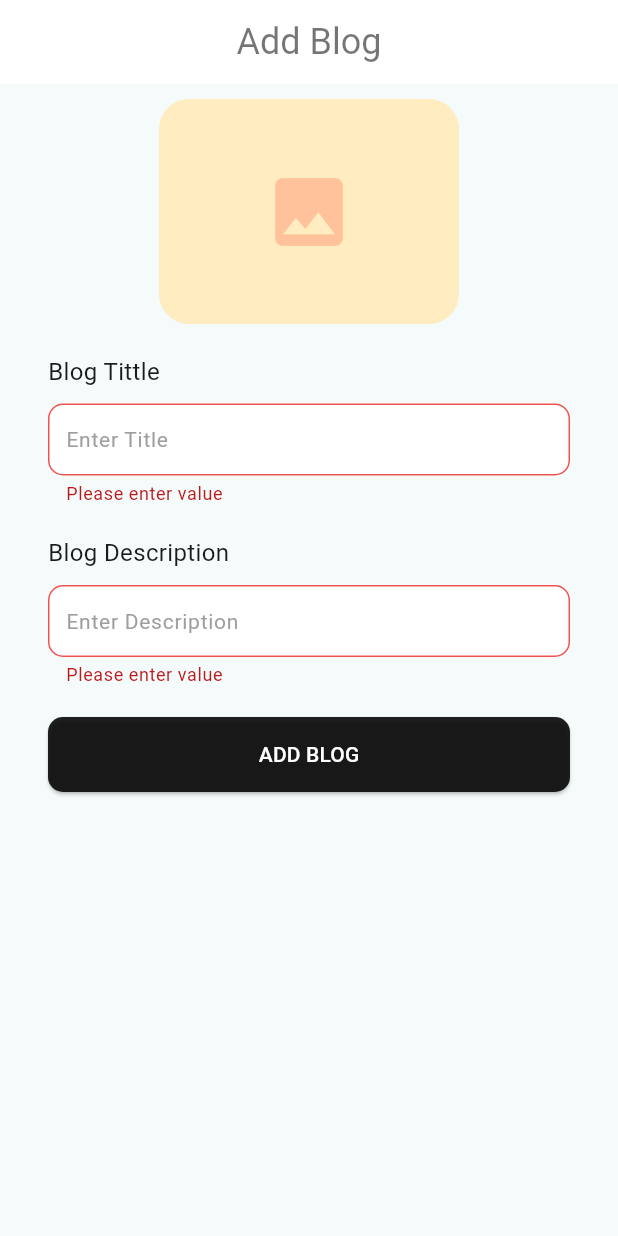
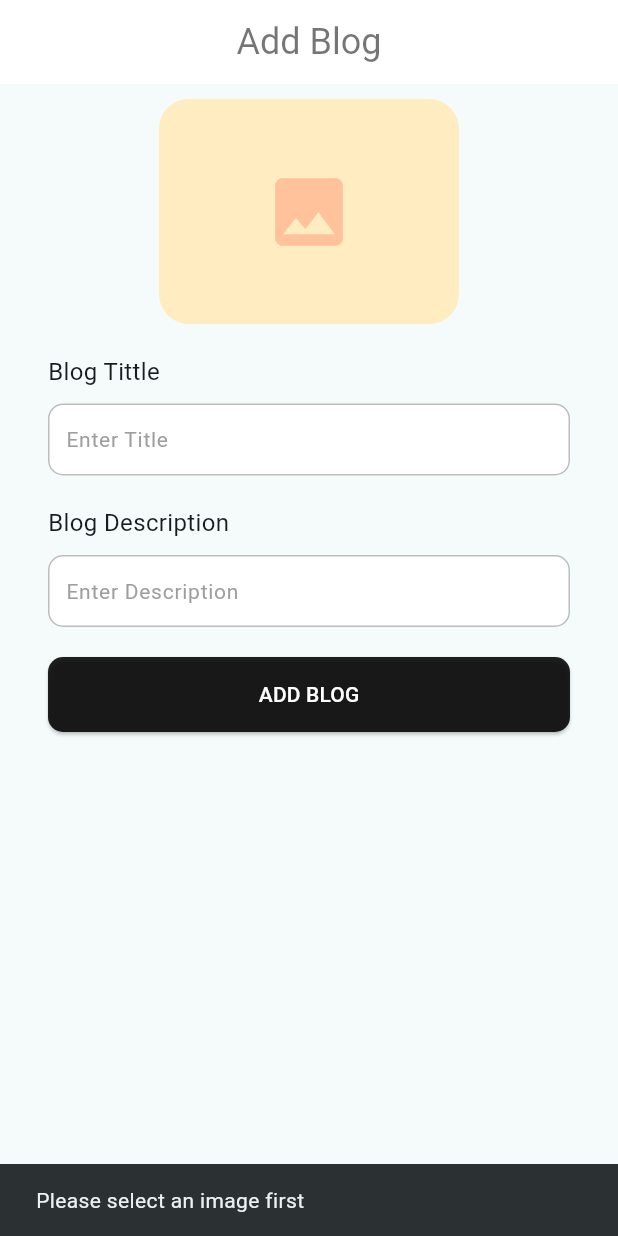
Before and after one commit to shamna-chakki/gemini_ai_app, a Flutter app: the screen it shows after launch, after a tap on "ADD BLOG", on a phone screen of 412 x 824 dp. Run offline on Flutter 3.47's test engine with Material 3 defaults, Android fonts, the phone set to English and light mode, and no system bars; our stand-ins replace google_generative_ai, image_picker.

Commit message:
screens updated

```diff
--- a/lib/screens/add_blog_screen.dart
+++ b/lib/screens/add_blog_screen.dart
@@ -108,12 +108,12 @@ class _AddBlogScreenState extends State<AddBlogScreen> {
                   SizedBox(height: 10),
                   TextFormField(
                     controller: _titleController,
-                    validator: (value) {
-                      if (value == null || value.isEmpty) {
-                        return 'Please enter value';
-                      }
-                      return null;
-                    },
+                    // validator: (value) {
+                    //   if (value == null || value.isEmpty) {
+                    //     return 'Please enter value';
+                    //   }
+                    //   return null;
+                    // },
                     decoration: InputDecoration(
                       hintText: 'Enter Title',
                       hintStyle: TextStyle(fontSize: 14, color: Colors.grey),
@@ -164,12 +164,12 @@ class _AddBlogScreenState extends State<AddBlogScreen> {
                   SizedBox(height: 10),
                   TextFormField(
                     controller: _descriptionController,
-                    validator: (value) {
-                      if (value == null || value.isEmpty) {
-                        return 'Please enter value';
-                      }
-                      return null;
-                    },
+                    // validator: (value) {
+                    //   if (value == null || value.isEmpty) {
+                    //     return 'Please enter value';
+                    //   }
+                    //   return null;
+                    // },
                     decoration: InputDecoration(
                       hintText: 'Enter Description',
                       hintStyle: TextStyle(fontSize: 14, color: Colors.grey),
@@ -222,18 +222,14 @@ class _AddBlogScreenState extends State<AddBlogScreen> {
                           ),
                           onPressed: () {
                             if(obj.loading){
-                              SizedBox(
-                                width: 20,
-                                height: 20,
-                                child: CircularProgressIndicator(
-                                  strokeWidth: 2,
-                                  color: Colors.white,
-                                ),
-                              );
+                              return;
                             }
                             _formUploading(context);
                           },
-                          child: const Text("ADD BLOG"),
+                          child: obj.loading ? CircularProgressIndicator(
+                            strokeWidth: 2,
+                            color: Colors.white,
+                          ) : const Text("ADD BLOG"),
                         );
                       }
                     ),
```
Also changed, not shown: lib/screens/blog_detail_screen.dart (+18 -17 lines).
